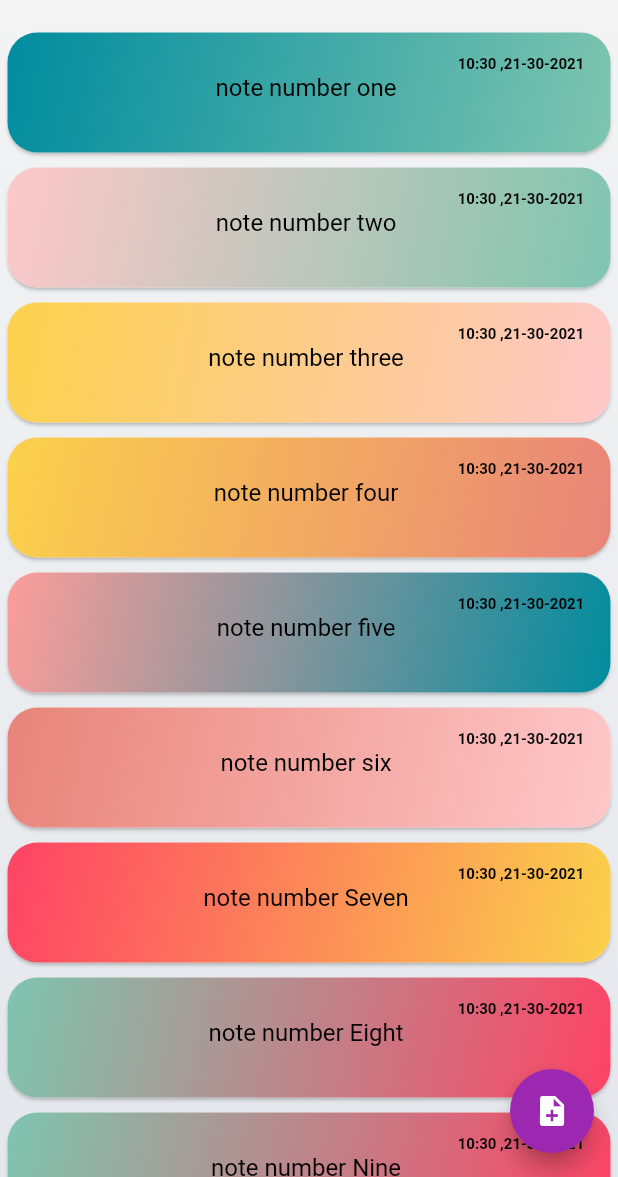
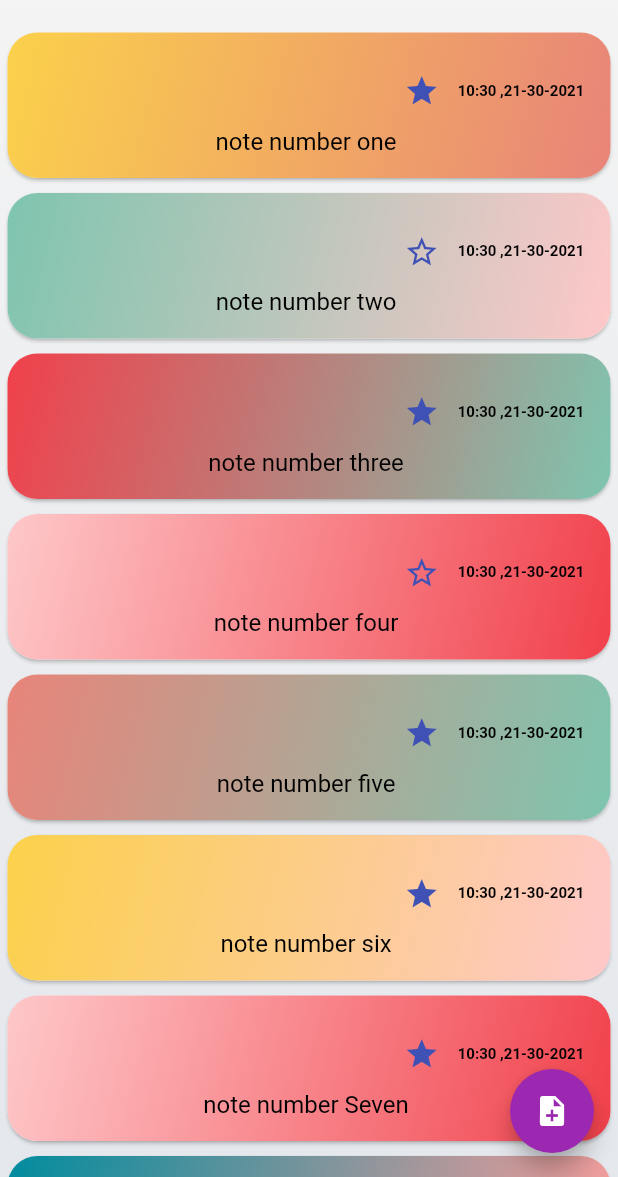
Before and after one commit to Nassim-sadi/tasks_brz, a Flutter app: the screen it shows after launch, on a phone screen of 412 x 824 dp, the part 59-1236 px from its top. Run offline on Flutter 3.47's test engine with Material 2 defaults, Android fonts, the phone set to English and light mode, and no system bars; our stand-ins replace animated_splash_screen, google_fonts, page_transition, sqflite; accounts and stored records are empty.

Commit message:
Added Sqflite , Crud operations ,note screen ...

```diff
--- /dev/null
+++ b/lib/data/lists.dart
@@ -0,0 +1,121 @@
+import 'package:flutter/material.dart';
+
+import '../models/noteModel.dart';
+
+List<Color> cardColors = const [
+  Color(0xfffe4365),
+  Color(0xfff1404b),
+  Color(0xfffbd14b),
+  Color(0xfffc9d9a),
+  Color(0xff008c9e),
+  Color(0xff7ec5af),
+  Color(0xfffec8c9),
+  Color(0xffe88479),
+];
+
+List<NoteModel> notes = [
+  NoteModel(
+    1,
+    isImportant: true,
+    content: 'note number one ',
+    createdOn: DateTime.now(),
+    color1: 2,
+    color2: 7,
+  ),
+  NoteModel(
+    2,
+    isImportant: false,
+    content: 'note number two ',
+    createdOn: DateTime.now(),
+    color1: 5,
+    color2: 6,
+  ),
+  NoteModel(
+    3,
+    isImportant: true,
+    content: 'note number three ',
+    createdOn: DateTime.now(),
+    color1: 1,
+    color2: 5,
+  ),
+  NoteModel(
+    4,
+    isImportant: false,
+    content: 'note number four ',
+    createdOn: DateTime.now(),
+    color1: 6,
+    color2: 1,
+  ),
+  NoteModel(
+    5,
+    isImportant: true,
+    content: 'note number five ',
+    createdOn: DateTime.now(),
+    color1: 7,
+    color2: 5,
+  ),
+  NoteModel(
+    6,
+    isImportant: true,
+    content: 'note number six ',
+    createdOn: DateTime.now(),
+    color1: 2,
+    color2: 6,
+  ),
+  NoteModel(
+    7,
+    isImportant: true,
+    content: 'note number Seven ',
+    createdOn: DateTime.now(),
+    color1: 6,
+    color2: 1,
+  ),
+  NoteModel(
+    8,
+    isImportant: false,
+    content: 'note number Eight ',
+    createdOn: DateTime.now(),
+    color1: 4,
+    color2: 3,
+  ),
+  NoteModel(
+    9,
+    isImportant: true,
+    content: 'note number Nine ',
+    createdOn: DateTime.now(),
+    color1: 7,
+    color2: 4,
+  ),
+  NoteModel(
+    10,
+    isImportant: true,
+    content: 'note number Ten ',
+    createdOn: DateTime.now(),
+    color1: 5,
+    color2: 2,
+  ),
+  NoteModel(
+    11,
+    isImportant: false,
+    content: 'note number eleven ',
+    createdOn: DateTime.now(),
+    color1: 1,
+    color2: 7,
+  ),
+  NoteModel(
+    12,
+    isImportant: true,
+    content: 'note number twelve ',
+    createdOn: DateTime.now(),
+    color1: 3,
+    color2: 4,
+  ),
+  NoteModel(
+    13,
+    isImportant: true,
+    content: 'note number therteen ',
+    createdOn: DateTime.now(),
+    color1: 6,
+    color2: 2,
+  ),
+];
--- a/lib/main.dart
+++ b/lib/main.dart
@@ -1,15 +1,25 @@
 import 'dart:math';
-
+import 'package:animated_splash_screen/animated_splash_screen.dart';
 import 'package:flutter/cupertino.dart';
 import 'package:flutter/material.dart';
+import 'package:flutter/painting.dart';
 import 'package:flutter/rendering.dart';
-import 'package:flutter/services.dart';
 import 'package:flutter/widgets.dart';
 import 'package:google_fonts/google_fonts.dart';
 import 'package:tasks_brz/models/noteModel.dart';
 import 'package:intl/intl.dart';
+import 'package:page_transition/page_transition.dart';
+import 'package:tasks_brz/screens/noteScreen.dart';
+import 'package:tasks_brz/ui/custom_app_bar.dart';
+import 'data/lists.dart';
 
-void main() {
+void main() async {
+  // Avoid errors caused by flutter upgrade.
+// Importing 'package:flutter/widgets.dart' is required.
+  WidgetsFlutterBinding.ensureInitialized();
+// Open the database and store the reference.
+  // ignore: unused_local_variable
+
   runApp(const MyApp());
 }
 
@@ -26,7 +36,23 @@ class MyApp extends StatelessWidget {
         primarySwatch: Colors.red,
         textTheme: GoogleFonts.balsamiqSansTextTheme(Theme.of(context).textTheme),
       ),
-      home: const MyHomePage(),
+      home: AnimatedSplashScreen(
+        duration: 3000,
+        splash: Row(
+          mainAxisAlignment: MainAxisAlignment.center,
+          children: const [
+            Text('Made With'),
+            FlutterLogo(
+              style: FlutterLogoStyle.horizontal,
+              size: 100,
+            ),
+          ],
+        ),
+        nextScreen: const MyHomePage(),
+        splashTransition: SplashTransition.rotationTransition,
+        pageTransitionType: PageTransitionType.fade,
+        backgroundColor: const Color(0xfff4f4f4),
+      ),
     );
   }
 }
@@ -43,47 +69,9 @@ class _MyHomePageState extends State<MyHomePage> {
       const TextStyle(fontWeight: FontWeight.bold, fontSize: 10, color: Colors.black);
   TextStyle contentStyle =
       const TextStyle(fontWeight: FontWeight.normal, fontSize: 16, color: Colors.black);
-  List<Color> cardColors = const [
-    Color(0xfffe4365),
-    Color(0xfff1404b),
-    Color(0xfffbd14b),
-    Color(0xfffc9d9a),
-    Color(0xff008c9e),
-    Color(0xff7ec5af),
-    Color(0xfffec8c9),
-    Color(0xffe88479),
-  ];
-  Random ran = Random();
-  List<NoteModel> notes = [
-    NoteModel('note number one ', DateTime.now()),
-    NoteModel('note number two ', DateTime.now()),
-    NoteModel('note number three ', DateTime.now()),
-    NoteModel('note number four ', DateTime.now()),
-    NoteModel('note number five ', DateTime.now()),
-    NoteModel('note number six ', DateTime.now()),
-    NoteModel('note number Seven ', DateTime.now()),
-    NoteModel('note number Eight ', DateTime.now()),
-    NoteModel('note number Nine ', DateTime.now()),
-    NoteModel('note number Ten ', DateTime.now()),
-    NoteModel('note number eleven ', DateTime.now()),
-    NoteModel('note number twelve ', DateTime.now()),
-    NoteModel('note number therteen ', DateTime.now()),
-    NoteModel('note number fourteen ', DateTime.now()),
-    NoteModel('note number fivteen ', DateTime.now()),
-    NoteModel('note number fivteen ', DateTime.now()),
-    NoteModel('note number fivteen ', DateTime.now()),
-    NoteModel('note number fivteen ', DateTime.now()),
-    NoteModel('note number fivteen ', DateTime.now()),
-    NoteModel('note number fivteen ', DateTime.now()),
-    NoteModel('note number fivteen ', DateTime.now()),
-    NoteModel('note number fivteen ', DateTime.now()),
-    NoteModel('note number fivteen ', DateTime.now()),
-    NoteModel('note number fivteen ', DateTime.now()),
-    NoteModel('note number fivteen ', DateTime.now()),
-    NoteModel('note number fivteen ', DateTime.now()),
-    NoteModel('note number fivteen ', DateTime.now()),
-    NoteModel('note number fivteen ', DateTime.now()),
-  ];
+
+  Random random = Random();
+
   @override
   Widget build(BuildContext context) {
     return Container(
@@ -105,7 +93,9 @@ class _MyHomePageState extends State<MyHomePage> {
         ),
         floatingActionButton: FloatingActionButton(
           onPressed: () {
-            print('object');
+            Navigator.push(context, MaterialPageRoute(builder: (context) {
+              return const NoteScreen();
+            }));
           },
           child: const Icon(Icons.note_add),
           backgroundColor: Colors.purple,
@@ -126,10 +116,13 @@ class _MyHomePageState extends State<MyHomePage> {
             begin: Alignment.topLeft,
             end: Alignment.bottomRight,
             colors: [
-                cardColors[ran.nextInt(cardColors.length)],
-                cardColors[ran.nextInt(cardColors.length)],
+              //cardColors[random.nextInt(cardColors.length)],
+              //cardColors[random.nextInt(cardColors.length)],
+              cardColors[note.color1],
+              cardColors[note.color2],
             ],
-            )),
+          ),
+        ),
         child: ConstrainedBox(
           constraints: const BoxConstraints(
             minHeight: 50,
@@ -137,7 +130,21 @@ class _MyHomePageState extends State<MyHomePage> {
           child: Column(children: [
             Align(
               alignment: Alignment.centerRight,
-              child: Text(DateFormat('KK:mm ,dd-mm-yyyy ').format(note.time), style: dateStyle),
+              child: Row(
+                mainAxisAlignment: MainAxisAlignment.end,
+                children: [
+                  IconButton(
+                    onPressed: () {
+                      setState(() {
+                        note.isImportant ? note.isImportant = false : note.isImportant = true;
+                      });
+                    },
+                    icon: Icon(note.isImportant ? Icons.star : Icons.star_border,
+                        color: Colors.indigo),
+                  ),
+                  Text(DateFormat('KK:mm ,dd-mm-yyyy ').format(note.createdOn), style: dateStyle),
+                ],
+              ),
             ),
             Text(note.content, style: contentStyle),
           ]),
@@ -145,33 +152,4 @@ class _MyHomePageState extends State<MyHomePage> {
       ),
     );
   }
-
-  myCustomAppBar() {
-    return AppBar(
-      systemOverlayStyle: const SystemUiOverlayStyle(statusBarColor: Colors.transparent),
-      elevation: 0,
-      backgroundColor: Colors.transparent,
-      centerTitle: true,
-      title: RichText(
-        text: TextSpan(children: [
-          TextSpan(
-              text: 'Tasks',
-              style: GoogleFonts.balsamiqSans(
-                  textStyle: const TextStyle(
-                color: Color(0xff08182b),
-                fontWeight: FontWeight.bold,
-                fontSize: 18,
-              ))),
-          TextSpan(
-              text: 'BRZ',
-              style: GoogleFonts.balsamiqSans(
-                  textStyle: const TextStyle(
-                color: Color(0xfff1404b),
-                fontWeight: FontWeight.normal,
-                fontSize: 18,
-              ))),
-        ]),
-      ),
-    );
 }
-}
--- a/lib/models/noteModel.dart
+++ b/lib/models/noteModel.dart
@@ -1,5 +1,62 @@
+// ignore_for_file: file_names
+
+const String notesTable = "Notes";
+
+class NoteFields {
+  static const String id = "_id";
+  static const String isImportant = "isImportant";
+  static const String content = "content";
+  static const String createdOn = "createdOn";
+  static const String color1 = "color1";
+  static const String color2 = "color2";
+}
+
 class NoteModel {
+  int? id;
+  bool isImportant;
   String content;
-  DateTime time;
-  NoteModel(this.content, this.time);
+  DateTime createdOn;
+  int color1;
+  int color2;
+  NoteModel(
+    this.id, {
+    required this.isImportant,
+    required this.content,
+    required this.createdOn,
+    required this.color1,
+    required this.color2,
+  });
+
+  //!!important ----this is for the first sqlite tutorial with copy method that didn't work for some reason
+  // NoteModel copy({
+  //   int? id,
+  //   bool? isImportant,
+  //   String? content,
+  //   DateTime? time,
+  //   int? color1,
+  //   int? color2,
+  // }) =>
+  //     NoteModel(
+  //       id: id ?? this.id,
+  //       isImportant: isImportant ?? this.isImportant,
+  //       content: content ?? this.content,
+  //       time: time ?? this.time,
+  //       color1: color1 ?? this.color1,
+  //       color2: color2 ?? this.color2,
+  //     );
+  Map<String, dynamic> toMap() {
+    return {
+      NoteFields.id: id,
+      NoteFields.isImportant: isImportant,
+      NoteFields.content: content,
+      NoteFields.createdOn: createdOn.toIso8601String(),
+      NoteFields.color1: color1,
+      NoteFields.color2: color2,
+    };
+  }
+
+  @override
+  String toString() {
+    return 'notes  {id :$id ,isImportant :$isImportant , content : $content , time : $createdOn}';
+  }
 }
--- /dev/null
+++ b/lib/ui/custom_app_bar.dart
@@ -0,0 +1,32 @@
+import 'package:flutter/material.dart';
+import 'package:flutter/services.dart';
+import 'package:google_fonts/google_fonts.dart';
+
+myCustomAppBar() {
+  return AppBar(
+    systemOverlayStyle: const SystemUiOverlayStyle(statusBarColor: Colors.transparent),
+    elevation: 0,
+    backgroundColor: Colors.transparent,
+    centerTitle: true,
+    title: RichText(
+      text: TextSpan(children: [
+        TextSpan(
+            text: 'Tasks',
+            style: GoogleFonts.balsamiqSans(
+                textStyle: const TextStyle(
+              color: Color(0xff08182b),
+              fontWeight: FontWeight.bold,
+              fontSize: 18,
+            ))),
+        TextSpan(
+            text: 'BRZ',
+            style: GoogleFonts.balsamiqSans(
+                textStyle: const TextStyle(
+              color: Color(0xfff1404b),
+              fontWeight: FontWeight.normal,
+              fontSize: 18,
+            ))),
+      ]),
+    ),
+  );
+}
```
Also changed, not shown: lib/data/database.dart (added, +86 -0 lines), lib/screens/noteScreen.dart (added, +116 -0 lines), pubspec.yaml (+5 -2 lines), assets/images/dash.png (added), assets/images/flutter_logo.png (added), pubspec.lock, 22 other files. Lines whose indentation alone changed are shown as unchanged.
